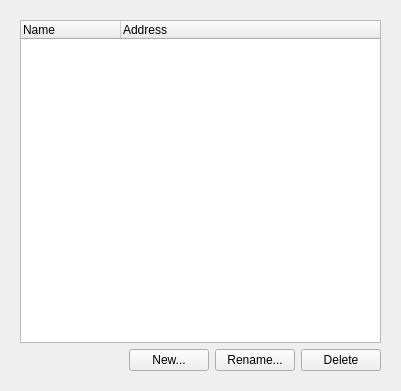
Above: Source/ui_qt/DebugSupport/Qt_ui/TagsView.ui from jpd002/Play- before the change. Below: the same form after it.
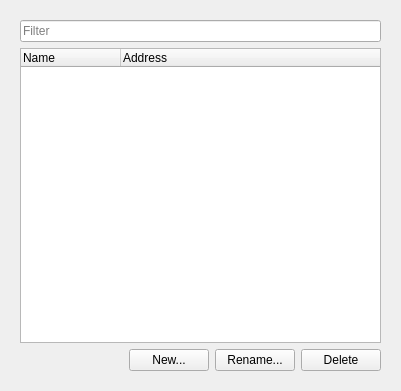
That is the form after the change. Custom widgets are drawn as their Qt base class.

Commit message: Allow filtering tags.

```diff
--- a/Source/ui_qt/DebugSupport/Qt_ui/TagsView.ui
+++ b/Source/ui_qt/DebugSupport/Qt_ui/TagsView.ui
@@ -17,6 +17,13 @@
    <item>
     <widget class="QWidget" name="widget" native="true">
      <layout class="QVBoxLayout" name="verticalLayout_2">
+      <item>
+       <widget class="QLineEdit" name="filterEdit">
+        <property name="placeholderText">
+         <string>Filter</string>
+        </property>
+       </widget>
+      </item>
       <item>
        <widget class="QTreeWidget" name="treeWidget">
         <property name="editTriggers">
```
The commit also changes 2 other files.
